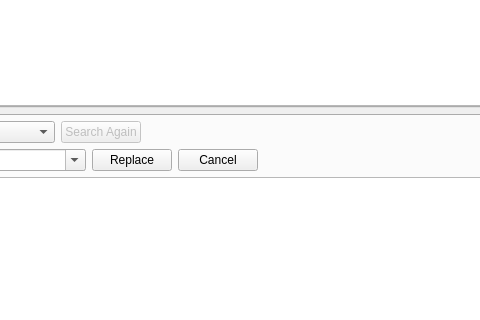
This is RedPandaIDE/mainwindow.ui in royqh1979/RedPanda-CPP as Qt 5 draws it before an edit; both pictures show x 168 to 648 and y 185 to 505 of the 1535 by 619 pixel window. The edited form follows.
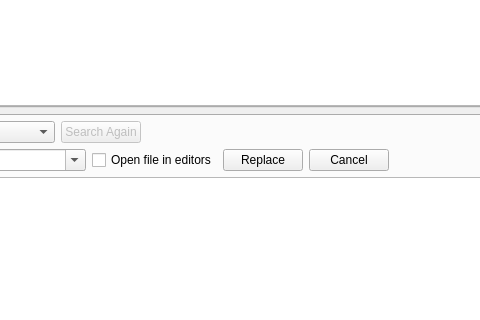
This is the edited form. The open tabs and pages were chosen to show the change. Icons and pictures are not drawn. Custom widgets are drawn as their Qt base class.

Commit message: - enhancement: Add "Open files in editor" in the search panel   - enhancement: Auto disable the "in project" option in the "search in files" dialog, if no project is opened.   - enhancement: Auto disable the "search again" button in the search panel if the current search history item is search in the project, and no project is opened.

The edit to the form file:
```diff
--- a/RedPandaIDE/mainwindow.ui
+++ b/RedPandaIDE/mainwindow.ui
@@ -1445,6 +1445,13 @@
            </property>
           </widget>
          </item>
+         <item>
+          <widget class="QCheckBox" name="chkOpenFileInEditors">
+           <property name="text">
+            <string>Open file in editors</string>
+           </property>
+          </widget>
+         </item>
          <item>
           <widget class="QPushButton" name="btnReplace">
            <property name="text">
```
Left out of the diff: 2 changed lines with no effect on the pictures. The commit also changes 10 other files.
